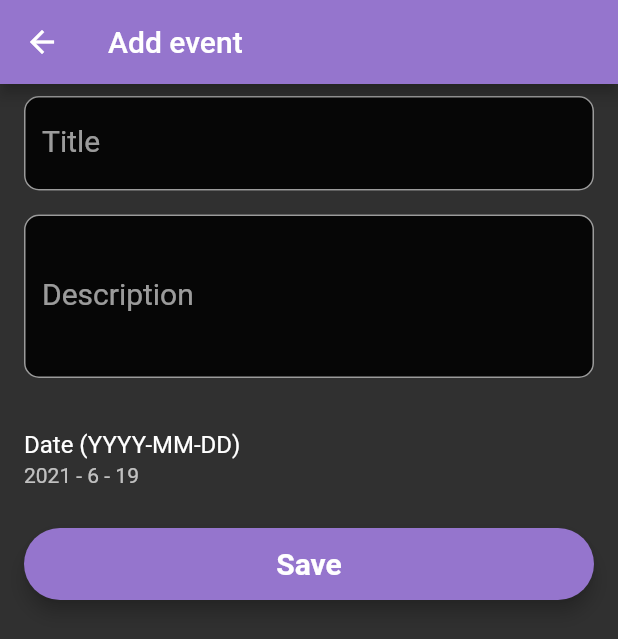
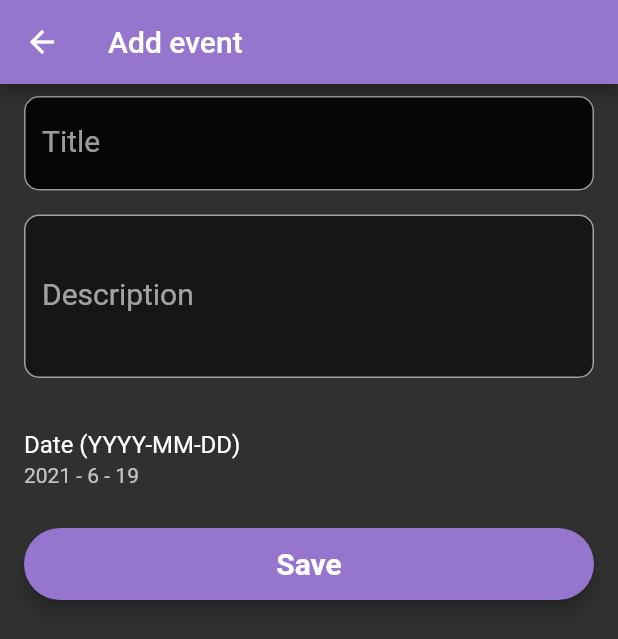
Before and after one commit to Ananya-Trivedi/flutter_calendar, a Flutter app: the screen it shows after launch, after a tap on the "add" icon, on a phone screen of 412 x 824 dp. Shown: the top 639 px of the screen. Run offline on Flutter 3.47's test engine with Material 2 defaults, Android fonts, the phone set to English and light mode, and no system bars; our stand-ins replace firebase_core, table_calendar; missing offline and left inert: firebase_helpers; accounts and stored records are empty; Roboto replaces fonts that are missing (Georgia, Montserrat).

Commit message:
deleted delete.dart file

```diff
--- a/lib/main.dart
+++ b/lib/main.dart
@@ -90,7 +90,7 @@ class _HomePageState extends State<HomePage> {
                 children: <Widget>[
                   TableCalendar(
                     events: _events,
-                    initialCalendarFormat: CalendarFormat.week,
+                    initialCalendarFormat: CalendarFormat.month,
                     calendarStyle: CalendarStyle(
                         todayColor: Colors.deepPurple[200],
                         selectedColor: Colors.deepPurple,
--- a/lib/ui/pages/add_event.dart
+++ b/lib/ui/pages/add_event.dart
@@ -73,7 +73,7 @@ class _AddEventPageState extends State<AddEventPage> {
                   decoration: InputDecoration(
                       labelText: "Description",
                       filled: true,
-                      fillColor: Colors.black87,
+                      fillColor: Colors.black54,
                       border: OutlineInputBorder(
                           borderRadius: BorderRadius.circular(10))),
                 ),
--- a/lib/ui/pages/delete_event.dart
+++ /dev/null
@@ -1,3 +0,0 @@
-import 'package:flutter_calendar/model/event.dart';
-import 'package:flutter/material.dart';
-import 'package:flutter_calendar/res/event_firestore_service.dart';
```
